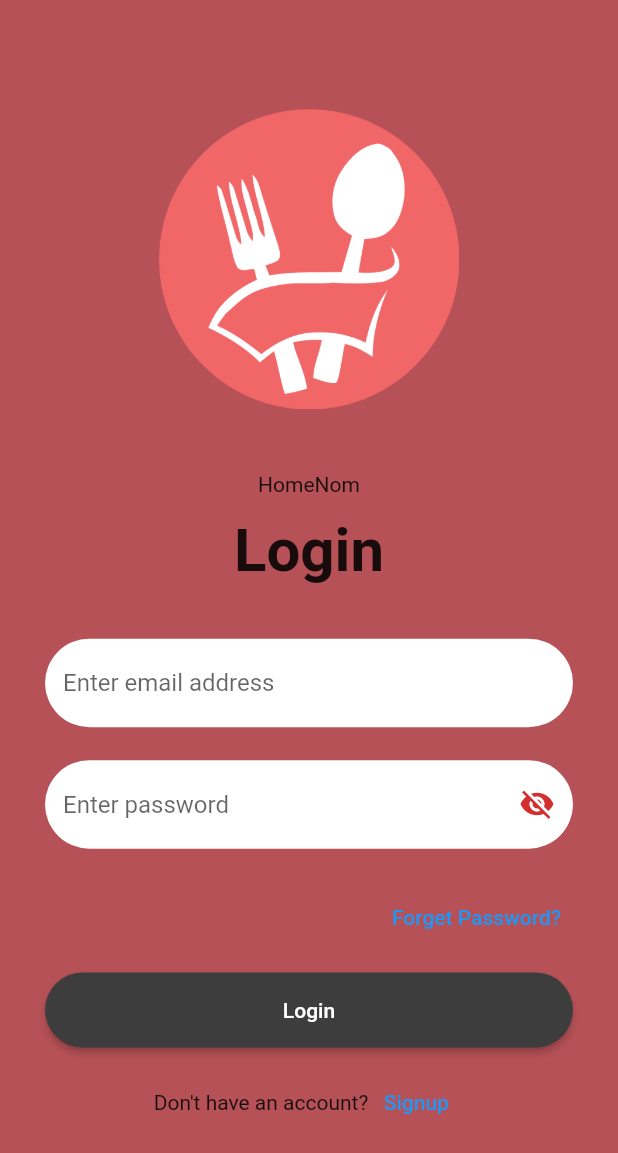
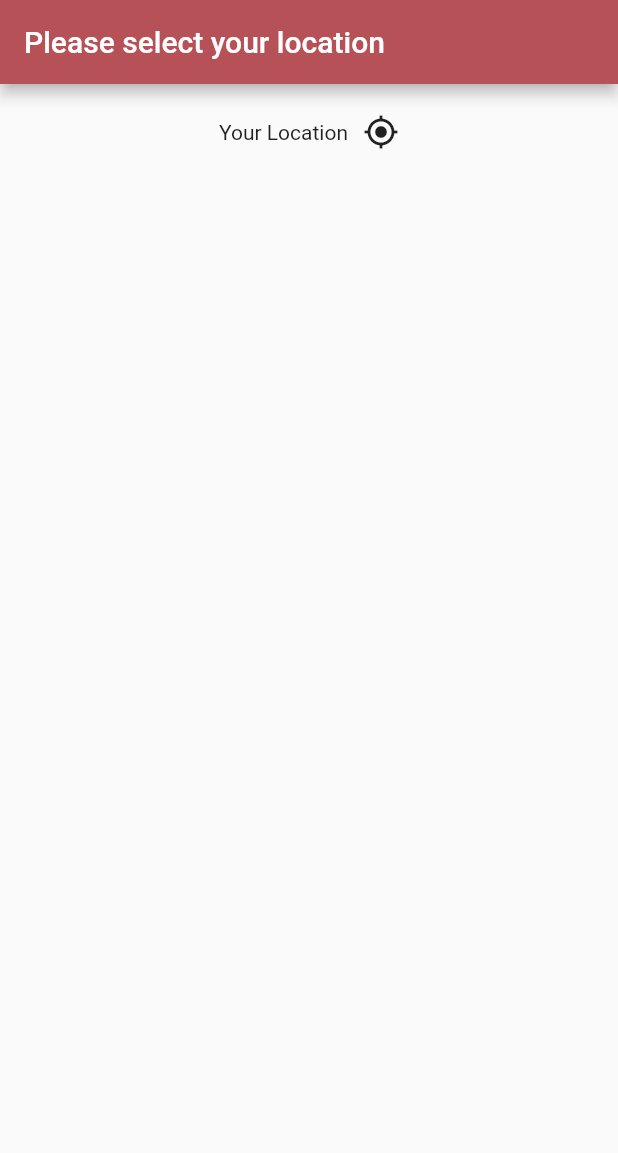
Before and after one commit to Zohaib1397/homenom, a Flutter app: the screen it shows after launch, on a phone screen of 412 x 824 dp. Shown: the top 1153 px of the screen. Run offline on Flutter 3.47's test engine with Material 2 defaults, Android fonts, the phone set to English and light mode, and no system bars; our stand-ins replace firebase_auth, firebase_core, pinput; accounts and stored records are empty.

Commit message:
Added location screen

```diff
--- a/lib/main.dart
+++ b/lib/main.dart
@@ -4,6 +4,7 @@ import 'package:homenom/firebase_options.dart';
 import 'package:homenom/screens/ForgetPasswordScreen.dart';
 import 'package:homenom/screens/authentication_status.dart';
 import 'package:homenom/screens/home_screen.dart';
+import 'package:homenom/screens/location_screen.dart';
 import 'package:homenom/screens/login_screen.dart';
 import 'package:homenom/screens/otp_screen.dart';
 import 'package:homenom/screens/signup_screen.dart';
@@ -28,9 +29,10 @@ class MyApp extends StatelessWidget {
   Widget build(BuildContext context) {
     return MaterialApp(
       debugShowCheckedModeBanner: false,
-      initialRoute: LoginScreen.id,
+      initialRoute: LocationScreen.id,
       routes: {
         HomeScreen.id : (context) => const HomeScreen(),
+        LocationScreen.id : (context) => const LocationScreen(),
         LoginScreen.id : (context) => const LoginScreen(),
         SignUpScreen.id: (context) => const SignUpScreen(),
         AuthenticationStatus.id: (context) => const AuthenticationStatus(),
--- /dev/null
+++ b/lib/screens/location_screen.dart
@@ -0,0 +1,34 @@
+import 'package:flutter/material.dart';
+import 'package:homenom/constants/constants.dart';
+
+class LocationScreen extends StatelessWidget {
+  const LocationScreen({super.key});
+
+  static const String id = "Location_Screen";
+
+  @override
+  Widget build(BuildContext context) {
+    return Scaffold(
+      appBar: AppBar(
+        backgroundColor: kAppBackgroundColor,
+        title: const Text("Please select your location"),
+      ),
+      body: Padding(
+        padding: const EdgeInsets.symmetric(vertical: 20),
+        child: Column(
+          crossAxisAlignment: CrossAxisAlignment.center,
+          children: [
+            const Row(
+              mainAxisAlignment: MainAxisAlignment.center,
+              children: [
+                Text("Your Location"),
+                SizedBox(width: 10,),
+                Icon(Icons.my_location),
+              ],
+            ),
+          ],
+        ),
+      ),
+    );
+  }
+}
--- a/pubspec.yaml
+++ b/pubspec.yaml
@@ -19,6 +19,7 @@ dependencies:
   firebase_auth: ^4.10.1
   pinput: ^3.0.1
   cloud_firestore: ^4.9.3
+  map_location_picker: ^1.2.8+3
 
 dev_dependencies:
   flutter_test:
```
Also changed, not shown: lib/screens/home_screen.dart (+51 -1 lines), pubspec.lock.
